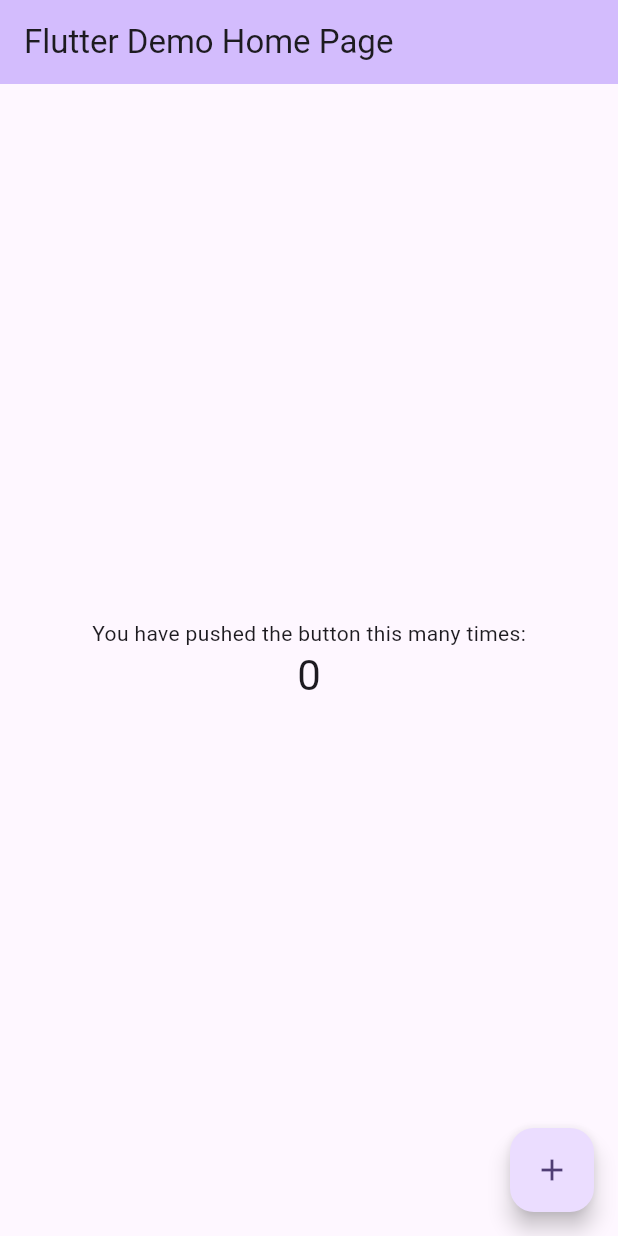
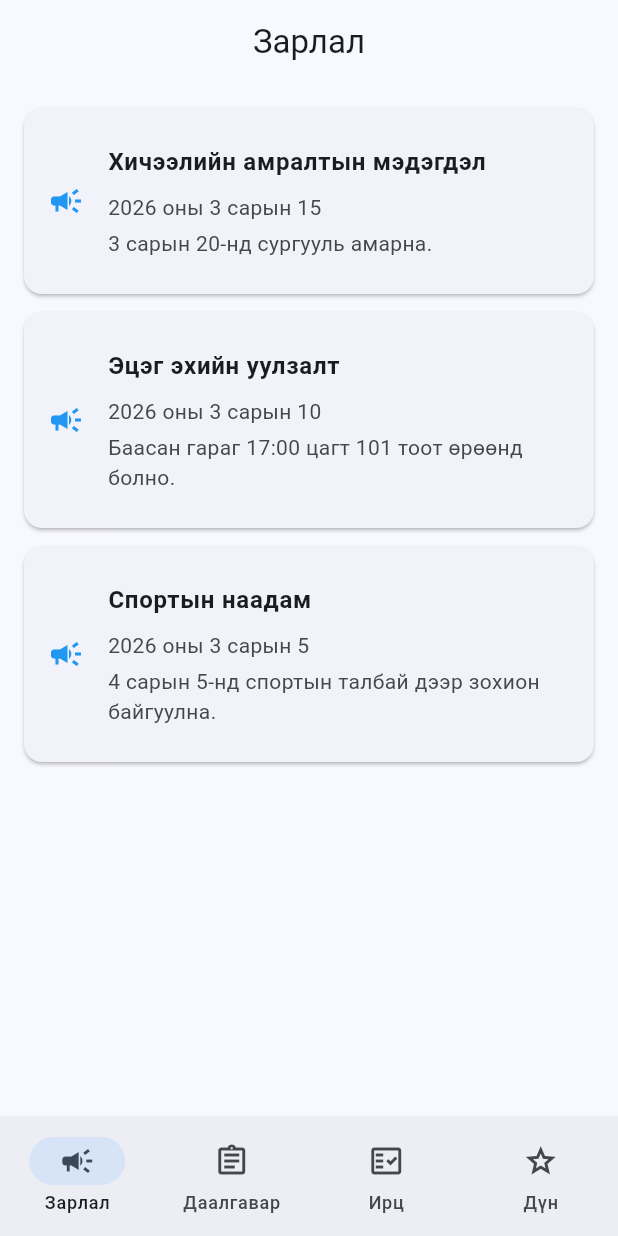
Before and after one commit to Bold0814/edubridge, a Flutter app: the screen it shows after launch, on a phone screen of 412 x 824 dp. Run offline on Flutter 3.47's test engine with Material 3 defaults, Android fonts, the phone set to English and light mode, and no system bars.

Commit message:
Add simple Mongolian EduBridge app with four bottom-nav screens.
Replace the Flutter counter demo with announcements, homework, attendance, and grades tabs using Mongolian Cyrillic UI and sample data.

Co-authored-by: Cursor <cursoragent@cursor.com>

```diff
--- a/lib/main.dart
+++ b/lib/main.dart
@@ -1,121 +1,85 @@
 import 'package:flutter/material.dart';
 
+import 'screens/announcement_screen.dart';
+import 'screens/attendance_screen.dart';
+import 'screens/grade_screen.dart';
+import 'screens/homework_screen.dart';
+
 void main() {
-  runApp(const MyApp());
+  runApp(const EduBridgeApp());
 }
 
-class MyApp extends StatelessWidget {
-  const MyApp({super.key});
+class EduBridgeApp extends StatelessWidget {
+  const EduBridgeApp({super.key});
 
-  // This widget is the root of your application.
   @override
   Widget build(BuildContext context) {
     return MaterialApp(
-      title: 'Flutter Demo',
+      title: 'EduBridge',
+      debugShowCheckedModeBanner: false,
       theme: ThemeData(
-        // This is the theme of your application.
-        //
-        // TRY THIS: Try running your application with "flutter run". You'll see
-        // the application has a purple toolbar. Then, without quitting the app,
-        // try changing the seedColor in the colorScheme below to Colors.green
-        // and then invoke "hot reload" (save your changes or press the "hot
-        // reload" button in a Flutter-supported IDE, or press "r" if you used
-        // the command line to start the app).
-        //
-        // Notice that the counter didn't reset back to zero; the application
-        // state is not lost during the reload. To reset the state, use hot
-        // restart instead.
-        //
-        // This works for code too, not just values: Most code changes can be
-        // tested with just a hot reload.
-        colorScheme: .fromSeed(seedColor: Colors.deepPurple),
+        colorScheme: ColorScheme.fromSeed(seedColor: Colors.blue),
+        useMaterial3: true,
       ),
-      home: const MyHomePage(title: 'Flutter Demo Home Page'),
+      home: const HomeScreen(),
     );
   }
 }
 
-class MyHomePage extends StatefulWidget {
-  const MyHomePage({super.key, required this.title});
-
-  // This widget is the home page of your application. It is stateful, meaning
-  // that it has a State object (defined below) that contains fields that affect
-  // how it looks.
-
-  // This class is the configuration for the state. It holds the values (in this
-  // case the title) provided by the parent (in this case the App widget) and
-  // used by the build method of the State. Fields in a Widget subclass are
-  // always marked "final".
-
-  final String title;
+class HomeScreen extends StatefulWidget {
+  const HomeScreen({super.key});
 
   @override
-  State<MyHomePage> createState() => _MyHomePageState();
+  State<HomeScreen> createState() => _HomeScreenState();
 }
 
-class _MyHomePageState extends State<MyHomePage> {
-  int _counter = 0;
+class _HomeScreenState extends State<HomeScreen> {
+  int _selectedIndex = 0;
 
-  void _incrementCounter() {
-    setState(() {
-      // This call to setState tells the Flutter framework that something has
-      // changed in this State, which causes it to rerun the build method below
-      // so that the display can reflect the updated values. If we changed
-      // _counter without calling setState(), then the build method would not be
-      // called again, and so nothing would appear to happen.
-      _counter++;
-    });
-  }
+  final _screens = const [
+    AnnouncementScreen(),
+    HomeworkScreen(),
+    AttendanceScreen(),
+    GradeScreen(),
+  ];
+
+  static const _titles = ['Зарлал', 'Даалгавар', 'Ирц', 'Дүн'];
 
   @override
   Widget build(BuildContext context) {
-    // This method is rerun every time setState is called, for instance as done
-    // by the _incrementCounter method above.
-    //
-    // The Flutter framework has been optimized to make rerunning build methods
-    // fast, so that you can just rebuild anything that needs updating rather
-    // than having to individually change instances of widgets.
     return Scaffold(
       appBar: AppBar(
-        // TRY THIS: Try changing the color here to a specific color (to
-        // Colors.amber, perhaps?) and trigger a hot reload to see the AppBar
-        // change color while the other colors stay the same.
-        backgroundColor: Theme.of(context).colorScheme.inversePrimary,
-        // Here we take the value from the MyHomePage object that was created by
-        // the App.build method, and use it to set our appbar title.
-        title: Text(widget.title),
+        title: Text(_titles[_selectedIndex]),
+        centerTitle: true,
       ),
-      body: Center(
-        // Center is a layout widget. It takes a single child and positions it
-        // in the middle of the parent.
-        child: Column(
-          // Column is also a layout widget. It takes a list of children and
-          // arranges them vertically. By default, it sizes itself to fit its
-          // children horizontally, and tries to be as tall as its parent.
-          //
-          // Column has various properties to control how it sizes itself and
-          // how it positions its children. Here we use mainAxisAlignment to
-          // center the children vertically; the main axis here is the vertical
-          // axis because Columns are vertical (the cross axis would be
-          // horizontal).
-          //
-          // TRY THIS: Invoke "debug painting" (choose the "Toggle Debug Paint"
-          // action in the IDE, or press "p" in the console), to see the
-          // wireframe for each widget.
-          mainAxisAlignment: .center,
-          children: [
-            const Text('You have pushed the button this many times:'),
-            Text(
-              '$_counter',
-              style: Theme.of(context).textTheme.headlineMedium,
-            ),
-          ],
-        ),
-      ),
-      floatingActionButton: FloatingActionButton(
-        onPressed: _incrementCounter,
-        tooltip: 'Increment',
-        child: const Icon(Icons.add),
+      body: _screens[_selectedIndex],
+      bottomNavigationBar: NavigationBar(
+        selectedIndex: _selectedIndex,
+        onDestinationSelected: (index) {
+          setState(() => _selectedIndex = index);
+        },
+        destinations: const [
+          NavigationDestination(
+            icon: Icon(Icons.campaign_outlined),
+            selectedIcon: Icon(Icons.campaign),
+            label: 'Зарлал',
+          ),
+          NavigationDestination(
+            icon: Icon(Icons.assignment_outlined),
+            selectedIcon: Icon(Icons.assignment),
+            label: 'Даалгавар',
+          ),
+          NavigationDestination(
+            icon: Icon(Icons.fact_check_outlined),
+            selectedIcon: Icon(Icons.fact_check),
+            label: 'Ирц',
+          ),
+          NavigationDestination(
+            icon: Icon(Icons.grade_outlined),
+            selectedIcon: Icon(Icons.grade),
+            label: 'Дүн',
+          ),
+        ],
       ),
     );
   }
--- /dev/null
+++ b/lib/screens/announcement_screen.dart
@@ -0,0 +1,56 @@
+import 'package:flutter/material.dart';
+
+class AnnouncementScreen extends StatelessWidget {
+  const AnnouncementScreen({super.key});
+
+  @override
+  Widget build(BuildContext context) {
+    final announcements = [
+      {
+        'title': 'Хичээлийн амралтын мэдэгдэл',
+        'date': '2026 оны 3 сарын 15',
+        'body': '3 сарын 20-нд сургууль амарна.',
+      },
+      {
+        'title': 'Эцэг эхийн уулзалт',
+        'date': '2026 оны 3 сарын 10',
+        'body': 'Баасан гараг 17:00 цагт 101 тоот өрөөнд болно.',
+      },
+      {
+        'title': 'Спортын наадам',
+        'date': '2026 оны 3 сарын 5',
+        'body': '4 сарын 5-нд спортын талбай дээр зохион байгуулна.',
+      },
+    ];
+
+    return ListView.builder(
+      padding: const EdgeInsets.all(16),
+      itemCount: announcements.length,
+      itemBuilder: (context, index) {
+        final item = announcements[index];
+        return Card(
+          margin: const EdgeInsets.only(bottom: 12),
+          child: ListTile(
+            contentPadding: const EdgeInsets.all(16),
+            leading: const Icon(Icons.campaign, color: Colors.blue),
+            title: Text(
+              item['title']!,
+              style: const TextStyle(fontWeight: FontWeight.bold),
+            ),
+            subtitle: Padding(
+              padding: const EdgeInsets.only(top: 8),
+              child: Column(
+                crossAxisAlignment: CrossAxisAlignment.start,
+                children: [
+                  Text(item['date']!),
+                  const SizedBox(height: 4),
+                  Text(item['body']!),
+                ],
+              ),
+            ),
+          ),
+        );
+      },
+    );
+  }
+}
```
Also changed, not shown: lib/screens/attendance_screen.dart (added, +56 -0 lines), lib/screens/grade_screen.dart (added, +44 -0 lines), lib/screens/homework_screen.dart (added, +60 -0 lines), pubspec.yaml (+2 -71 lines), 2 other files.
